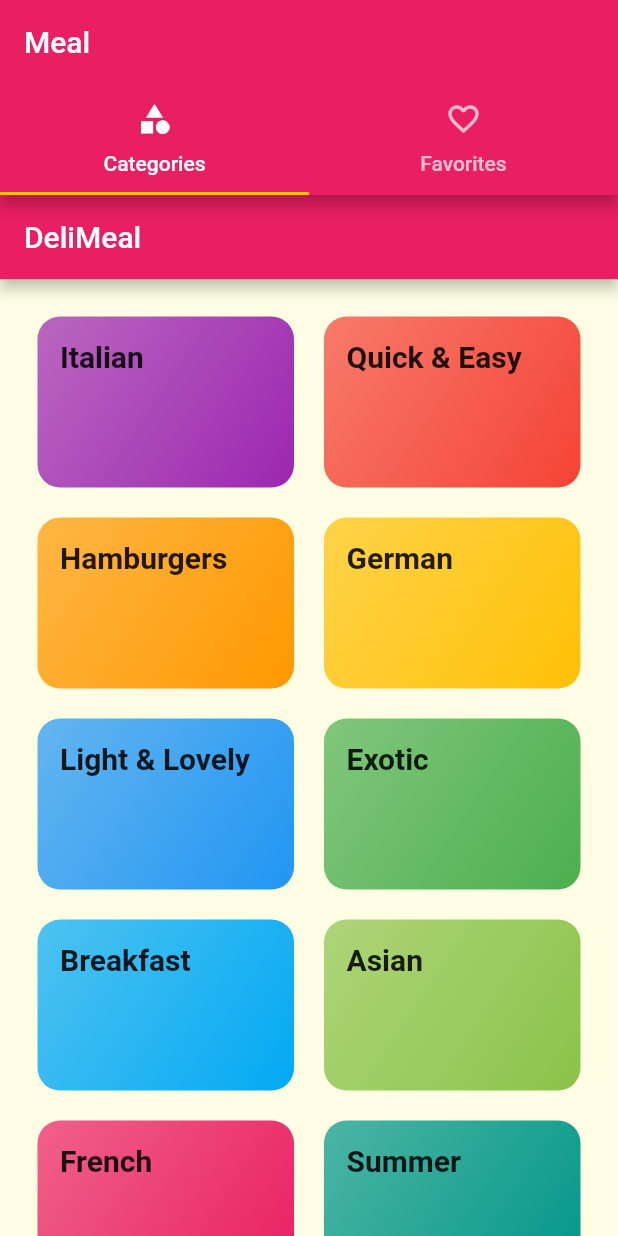
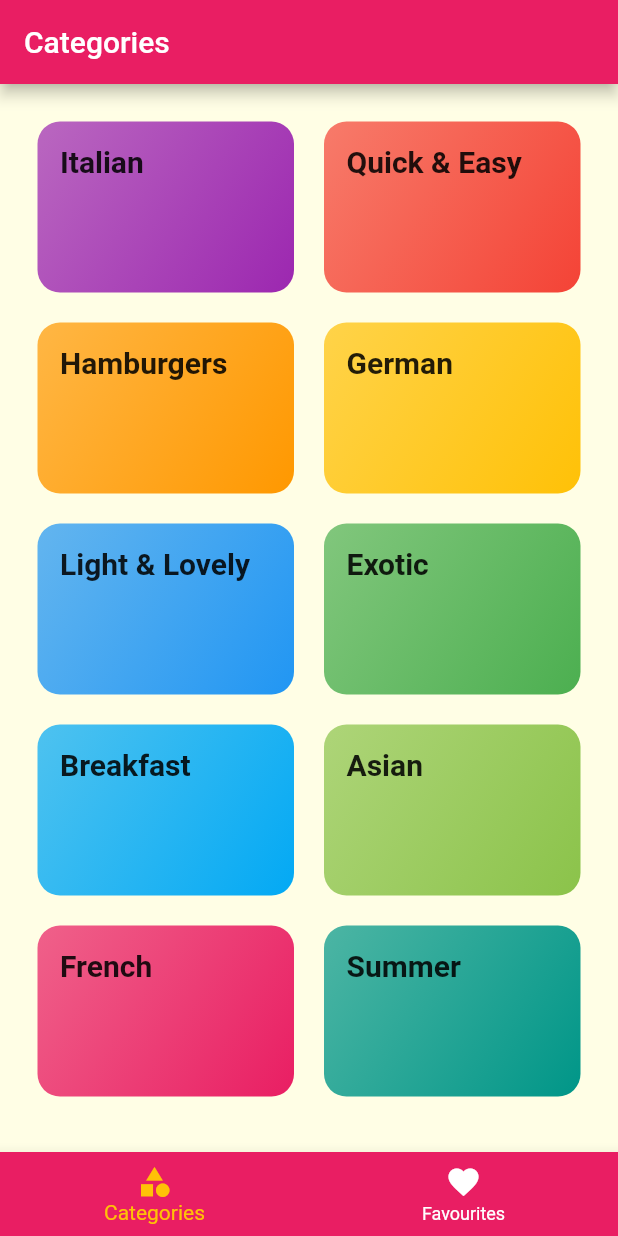
Before and after one commit to akku-aakash/navigation-flutter, a Flutter app: the screen it shows after launch, on a phone screen of 412 x 824 dp. Run offline on Flutter 3.47's test engine with Material 2 defaults, Android fonts, the phone set to English and light mode, and no system bars; Roboto replaces fonts that are missing (Raleway, RobotoCondensed).

```diff
--- a/lib/screens/category_screen.dart
+++ b/lib/screens/category_screen.dart
@@ -6,11 +6,7 @@ import '../widgets/category_item.dart';
 class CategoriesScreen extends StatelessWidget {
   @override
   Widget build(BuildContext context) {
-    return Scaffold(
-      appBar: AppBar(
-        title: const Text('DeliMeal'),
-      ),
-      body: GridView(
+    return GridView(
       padding: const EdgeInsets.all(25),
       children: DUMMY_CATEGORIES
           .map(
@@ -27,7 +23,6 @@ class CategoriesScreen extends StatelessWidget {
         crossAxisSpacing: 20,
         mainAxisSpacing: 20,
       ),
-      ),
     );
   }
 }
--- a/lib/screens/tabs_screen.dart
+++ b/lib/screens/tabs_screen.dart
@@ -8,32 +8,52 @@ class TabsScreen extends StatefulWidget {
 }
 
 class _TabsScreenState extends State<TabsScreen> {
+  final List<Map<String, Object>> _pages = [
+    {
+      'page': CategoriesScreen(),
+      'title': 'Categories'
+    },
+    {
+      'page': FavouritesScreen(),
+      'title': 'Your Favorites'
+    }
+  ];
+
+  int _selectPageIndex = 0;
+
+  void _selectPage(int index) {
+    setState(() {
+      _selectPageIndex = index;
+    });
+  }
+
   @override
   Widget build(BuildContext context) {
-    return DefaultTabController(
-        length: 2,
-        child: Scaffold(
-          appBar: AppBar(
-            title: Text('Meal'),
-            bottom: TabBar(
-              tabs: <Widget>[
-                Tab(
-                  icon: Icon(Icons.category),
-                  text: 'Categories',
-                ),
-                Tab(
-                  icon: Icon(Icons.favorite_outline_outlined),
-                  text: 'Favorites',
-                )
-              ],
-            ),
+    return Scaffold(
+      appBar: AppBar(
+        title: Text(_pages[_selectPageIndex]['title']),
+      ),
+      body: _pages[_selectPageIndex]['page'],
+      bottomNavigationBar: BottomNavigationBar(
+        onTap: _selectPage,
+        backgroundColor: Theme.of(context).primaryColor,
+        selectedItemColor: Theme.of(context).accentColor,
+        unselectedItemColor: Colors.white,
+        currentIndex: _selectPageIndex,
+        type: BottomNavigationBarType.fixed,
+        items: [
+          BottomNavigationBarItem(
+            backgroundColor: Theme.of(context).primaryColor,
+            icon: Icon(Icons.category),
+            title: Text('Categories'),
           ),
-          body: TabBarView(
-            children: <Widget>[
-              CategoriesScreen(),
-              FavouritesScreen(),
-            ],
+          BottomNavigationBarItem(
+            backgroundColor: Theme.of(context).primaryColor,
+            icon: Icon(Icons.favorite),
+            title: Text('Favourites'),
           ),
-        ));
+        ],
+      ),
+    );
   }
 }
```
Lines whose indentation alone changed are shown as unchanged.
